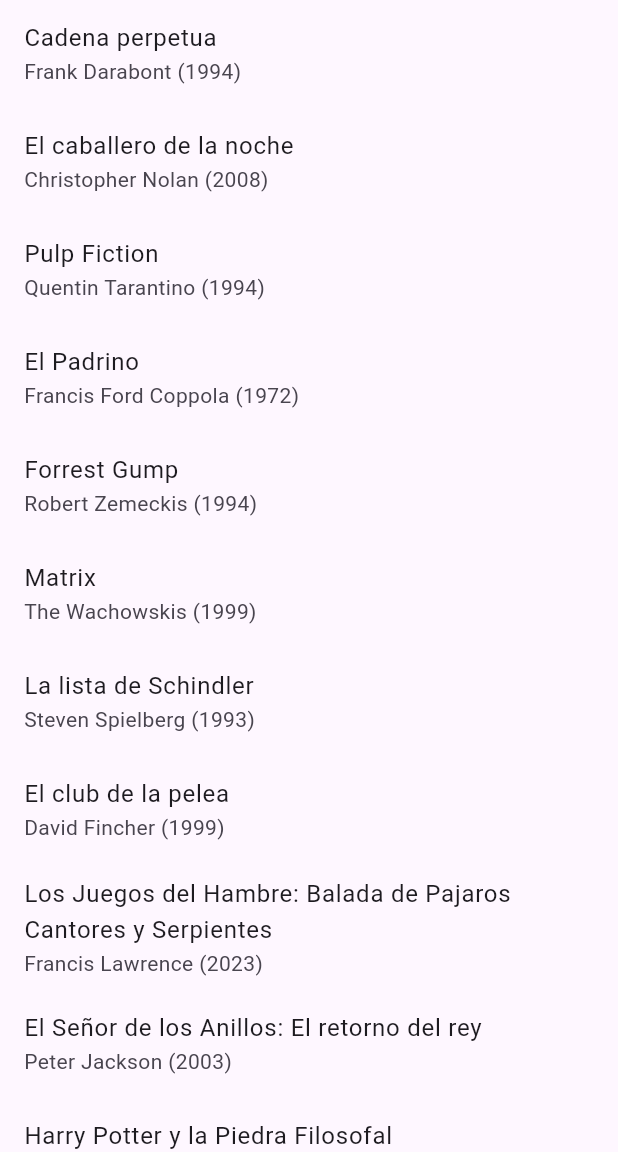
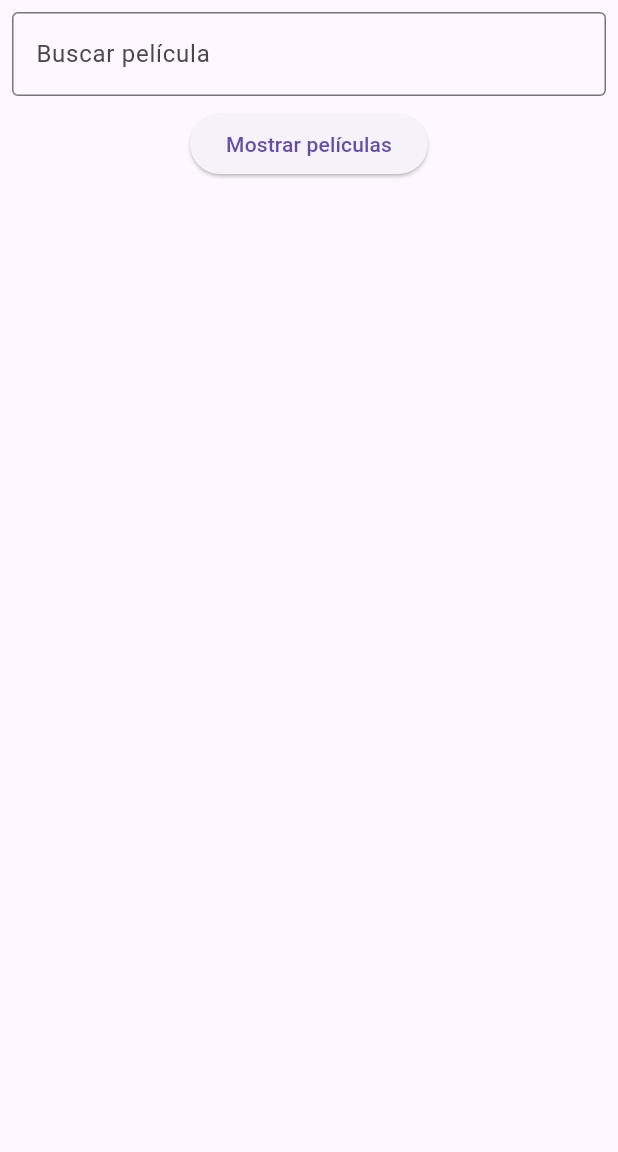
Before and after one commit to FacundoElizalde/Proyecto-Labo-IV, a Flutter app: the screen it shows after launch, on a phone screen of 412 x 824 dp, the part 84-1236 px from its top. Run offline on Flutter 3.47's test engine with Material 3 defaults, Android fonts, the phone set to English and light mode, and no system bars; our stand-ins replace shared_preferences.

Commit message:
Insertando buscador onPressed() y mostrar peliculas botón
proximo commit, conectando página web.

```diff
--- a/lib/screens/home_screen.dart
+++ b/lib/screens/home_screen.dart
@@ -287,12 +287,41 @@ class HomeScreen extends StatelessWidget {
         ], // Remove this extra closing bracket
       ),
       drawer: DrawerMenu(),
-      body: ListView.builder(
+      body: Column(
+        children: [
+          Padding(
+            padding: const EdgeInsets.all(8.0),
+            child: TextField(
+              decoration: InputDecoration(
+                labelText: 'Buscar película',
+                border: OutlineInputBorder(),
+              ),
+              onSubmitted: (value) {
+                // Implementa la lógica para filtrar las películas aquí
+                print('Texto ingresado: $value');
+              },
+            ),
+          ),
+          ElevatedButton(
+            onPressed: () {
+              showDialog(
+                context: context,
+                builder: (BuildContext context) {
+                  return AlertDialog(
+                    title: Text('Películas generadas'),
+                    content: SizedBox(
+                      // Utiliza SizedBox para limitar el tamaño del ListView
+                      width: MediaQuery.of(context).size.width *
+                          0.9, // Ajusta el ancho según tu preferencia
+                      height: MediaQuery.of(context).size.height *
+                          0.6, // Ajusta el alto según tu preferencia
+                      child: ListView.builder(
                         itemCount: movies.length,
                         itemBuilder: (context, index) {
                           return ListTile(
                             title: Text(movies[index].title),
-            subtitle: Text('${movies[index].director} (${movies[index].year})'),
+                            subtitle: Text(
+                                '${movies[index].director} (${movies[index].year})'),
                             onTap: () {
                               Navigator.push(
                                 context,
@@ -307,6 +336,23 @@ class HomeScreen extends StatelessWidget {
                           );
                         },
                       ),
+                    ),
+                    actions: [
+                      TextButton(
+                        onPressed: () {
+                          Navigator.of(context).pop(); // Cerrar el diálogo
+                        },
+                        child: Text('Cerrar'),
+                      ),
+                    ],
+                  );
+                },
+              );
+            },
+            child: Text('Mostrar películas'),
+          ),
+        ],
+      ),
     );
   }
 }
```
Lines whose indentation alone changed are shown as unchanged.
